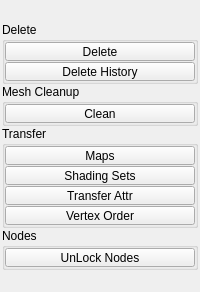
The window that tentacle/ui/edit.ui (m3trik/tentacle) describes before a commit, drawn with Qt 5.
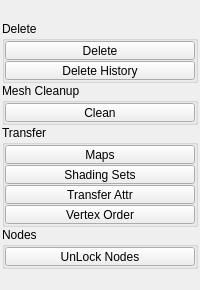
The same window after the commit. Custom widgets are drawn as their Qt base class.

```diff
--- a/tentacle/ui/edit.ui
+++ b/tentacle/ui/edit.ui
@@ -98,13 +98,13 @@
         <property name="minimumSize">
          <size>
           <width>0</width>
-          <height>20</height>
+          <height>19</height>
          </size>
         </property>
         <property name="maximumSize">
          <size>
           <width>16777215</width>
-          <height>20</height>
+          <height>19</height>
          </size>
         </property>
         <property name="font">
@@ -600,13 +600,13 @@
         <property name="minimumSize">
          <size>
           <width>0</width>
-          <height>20</height>
+          <height>19</height>
          </size>
         </property>
         <property name="maximumSize">
          <size>
           <width>16777215</width>
-          <height>20</height>
+          <height>19</height>
          </size>
         </property>
        </widget>
```
